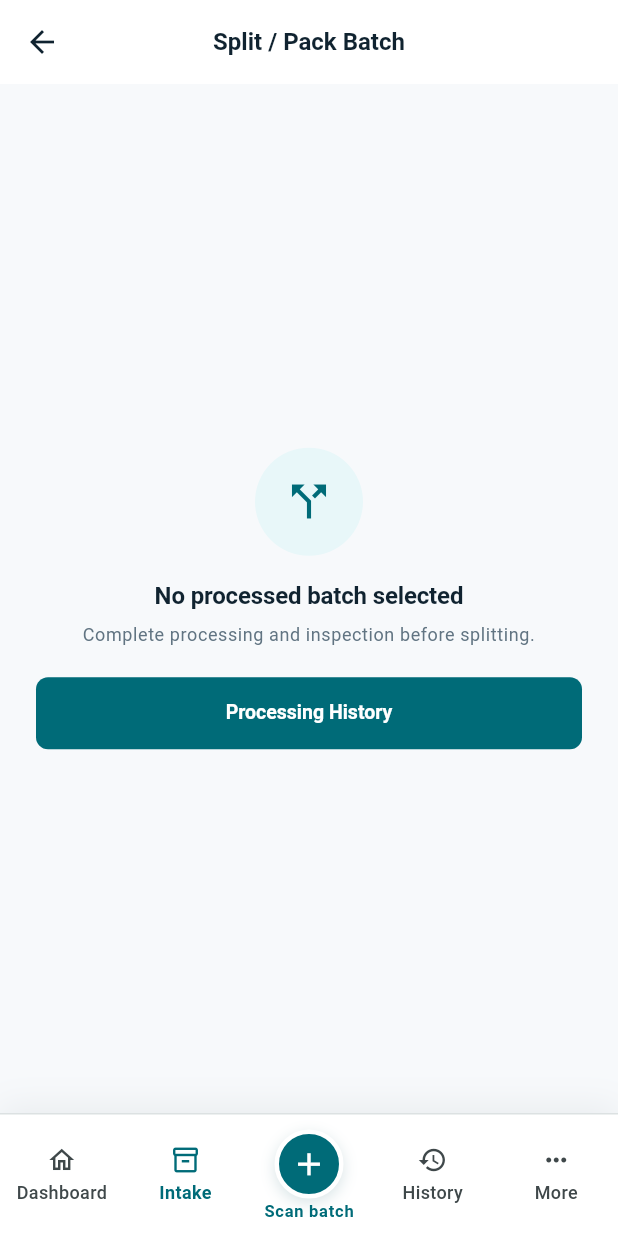
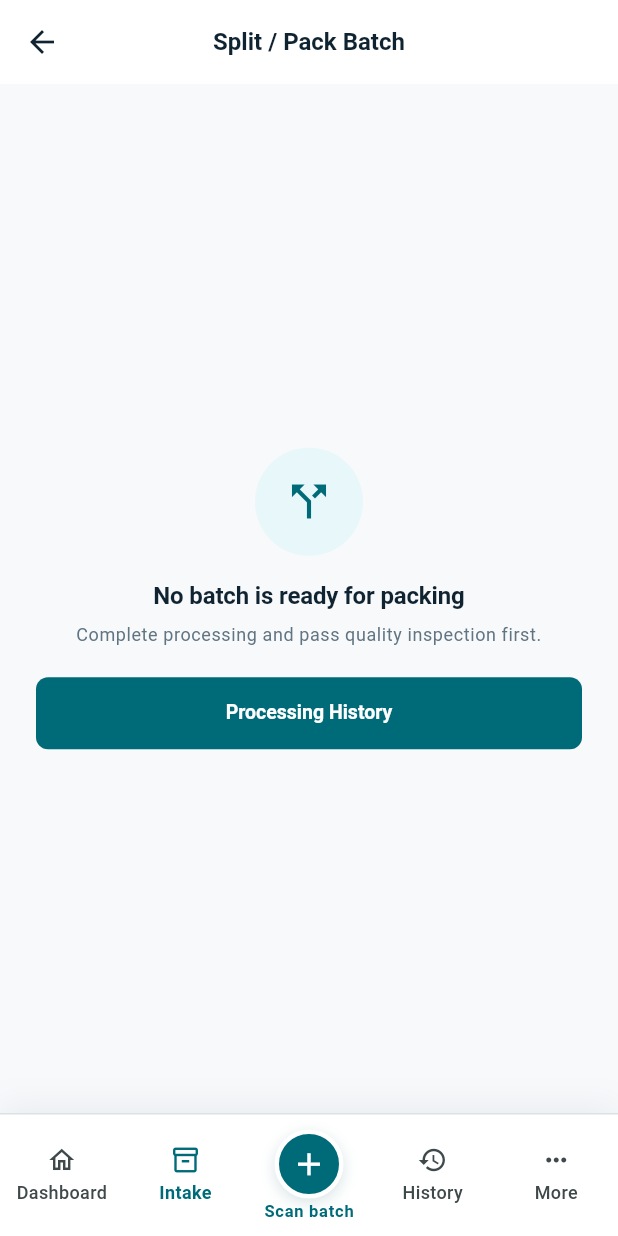
Before and after one commit to SLBDEVELOPERS/fishtrace_app, a Flutter app: the SplitPackScreen screen opened by its route, on a phone screen of 412 x 824 dp. Run offline on Flutter 3.47's test engine with Material 3 defaults, Android fonts, the phone set to English and light mode, and no system bars; our stand-ins replace connectivity_plus, dio, drift, firebase_auth, firebase_core, firebase_database and 11 more; missing offline and left inert: mobile_scanner; accounts and stored records are empty; generated files the repository leaves out were written again; network calls fail.

Commit message:
fix dashboard split/pack navigation fix

```diff
--- a/lib/features/processor/presentation/screens/processor_dashboard_screen.dart
+++ b/lib/features/processor/presentation/screens/processor_dashboard_screen.dart
@@ -103,7 +103,7 @@ class ProcessorDashboardScreen extends StatelessWidget {
                       _QuickAction(
                         icon: Icons.call_split,
                         label: 'Split / Pack',
-                        onTap: () => context.go('/processor/history'),
+                        onTap: () => context.go('/processor/split-pack'),
                       ),
                       const SizedBox(width: 7),
                       _QuickAction(
--- a/lib/features/processor/presentation/screens/split_pack_screen.dart
+++ b/lib/features/processor/presentation/screens/split_pack_screen.dart
@@ -8,6 +8,7 @@ import '../../../../app/theme/fishtrace_dimensions.dart';
 import '../../../../core/models/models.dart';
 import '../../../../core/widgets/fishtrace_widgets.dart';
 import '../../../common/presentation/widgets/role_bottom_bar.dart';
+import '../../domain/entities/processor_entities.dart';
 import '../controllers/processor_controller.dart';
 
 class SplitPackScreen extends StatefulWidget {
@@ -75,6 +76,10 @@ class _SplitPackScreenState extends State<SplitPackScreen> {
 
   int get _packageCount => _recordedPackageCount;
 
+  List<ProcessingJob> get _completedJobs => _controller.history
+      .where((job) => job.status == BatchStatus.completed)
+      .toList(growable: false);
+
   List<double> get _weights {
     if (_recordedPackageCount <= 0 || _inputWeight <= 0) return const [];
     final packageWeight = _size;
@@ -84,6 +89,84 @@ class _SplitPackScreenState extends State<SplitPackScreen> {
             ? _inputWeight - packageWeight * index
             : packageWeight,
     ];
+  }
+
+  Future<void> _selectParent(ProcessingJob job) async {
+    _controller.selectProcessingJob(job);
+    _controller.generatedChildren.clear();
+    setState(() {});
+    try {
+      await _controller.refreshChildBatches(job.batchId);
+    } catch (error) {
+      if (mounted) {
+        FishTraceFeedback.error(
+          context,
+          'Could not load existing package labels: $error',
+        );
+      }
+    }
+  }
+
+  Widget _buildParentSelection() {
+    final jobs = _completedJobs;
+    if (jobs.isEmpty) {
+      return EmptyState(
+        title: 'No batch is ready for packing',
+        message: 'Complete processing and pass quality inspection first.',
+        icon: Icons.call_split_outlined,
+        actionLabel: 'Processing History',
+        onAction: () => context.go('/processor/history'),
+      );
+    }
+
+    return ListView(
+      padding: const EdgeInsets.all(FishTraceSpacing.md),
+      children: [
+        Text(
+          'Select a completed batch',
+          style: Theme.of(context).textTheme.titleLarge,
+        ),
+        const SizedBox(height: 4),
+        Text(
+          'Only batches that passed quality inspection can be split and packed.',
+          style: Theme.of(context).textTheme.bodyMedium,
+        ),
+        const SectionHeader(title: 'Ready for Split / Pack'),
+        for (final job in jobs)
+          Padding(
+            padding: const EdgeInsets.only(bottom: 8),
+            child: FishTraceCard(
+              onTap: () => _selectParent(job),
+              child: Row(
+                children: [
+                  const Icon(
+                    Icons.inventory_2_outlined,
+                    color: FishTraceColors.primary,
+                    size: 28,
+                  ),
+                  const SizedBox(width: 10),
+                  Expanded(
+                    child: Column(
+                      crossAxisAlignment: CrossAxisAlignment.start,
+                      children: [
+                        Text(
+                          job.batchLabel,
+                          style: Theme.of(context).textTheme.titleSmall,
+                        ),
+                        Text(
+                          '${job.species} · ${job.outputWeightKg.toStringAsFixed(1)} kg · ${job.packageCount} packages',
+                          style: Theme.of(context).textTheme.bodySmall,
+                        ),
+                      ],
+                    ),
+                  ),
+                  const Icon(Icons.chevron_right),
+                ],
+              ),
+            ),
+          ),
+      ],
+    );
   }
 
   Future<void> _generate() async {
@@ -159,27 +242,12 @@ class _SplitPackScreenState extends State<SplitPackScreen> {
       selectedIndex: 1,
     ),
     body: Obx(() {
-      if (_controller.selectedBatch.value == null) {
-        return EmptyState(
-          title: 'No processed batch selected',
-          message: 'Complete processing and inspection before splitting.',
-          icon: Icons.call_split_outlined,
-          actionLabel: 'Processing History',
-          onAction: () => context.go('/processor/history'),
-        );
-      }
-      final processing = _controller.processingFor(
-        _controller.selectedBatch.value!.id,
-      );
+      final selected = _controller.selectedBatch.value;
+      final processing = selected == null
+          ? null
+          : _controller.processingFor(selected.id);
       if (processing == null || processing.status != BatchStatus.completed) {
-        return EmptyState(
-          title: 'Batch is not ready for packing',
-          message:
-              'Complete processing and pass quality inspection before generating labels.',
-          icon: Icons.lock_outline,
-          actionLabel: 'Processing History',
-          onAction: () => context.go('/processor/history'),
-        );
+        return _buildParentSelection();
       }
       if (_controller.generatedChildren.isNotEmpty) {
         return ListView(
```
Also changed, not shown: 2 other files.
